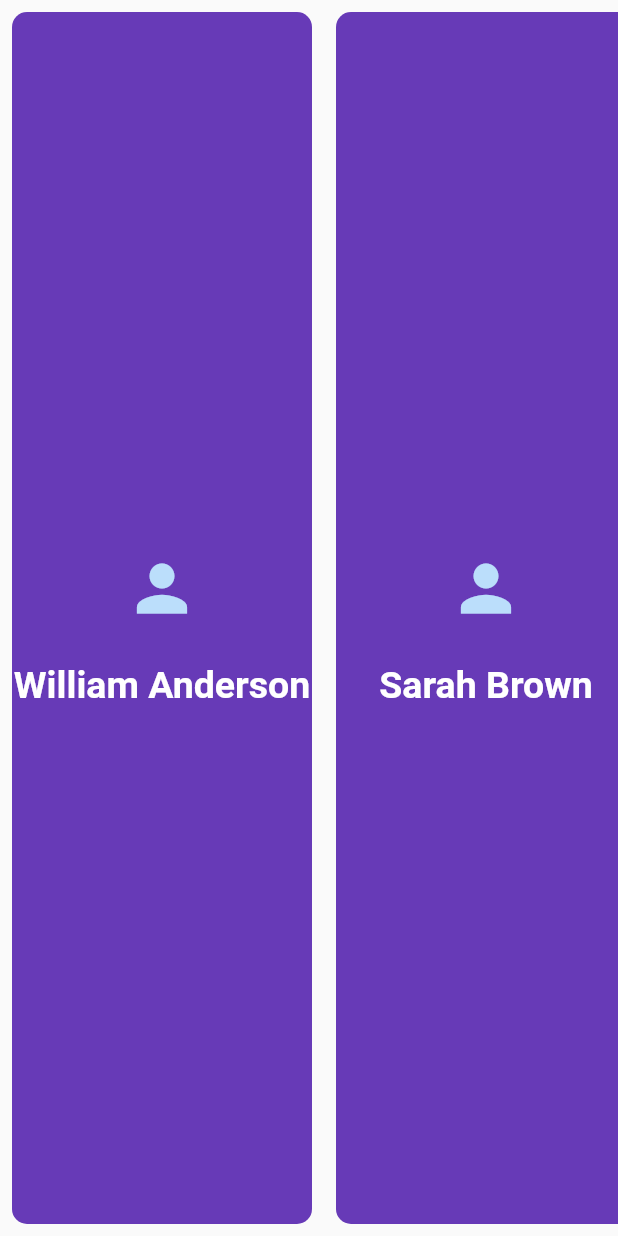
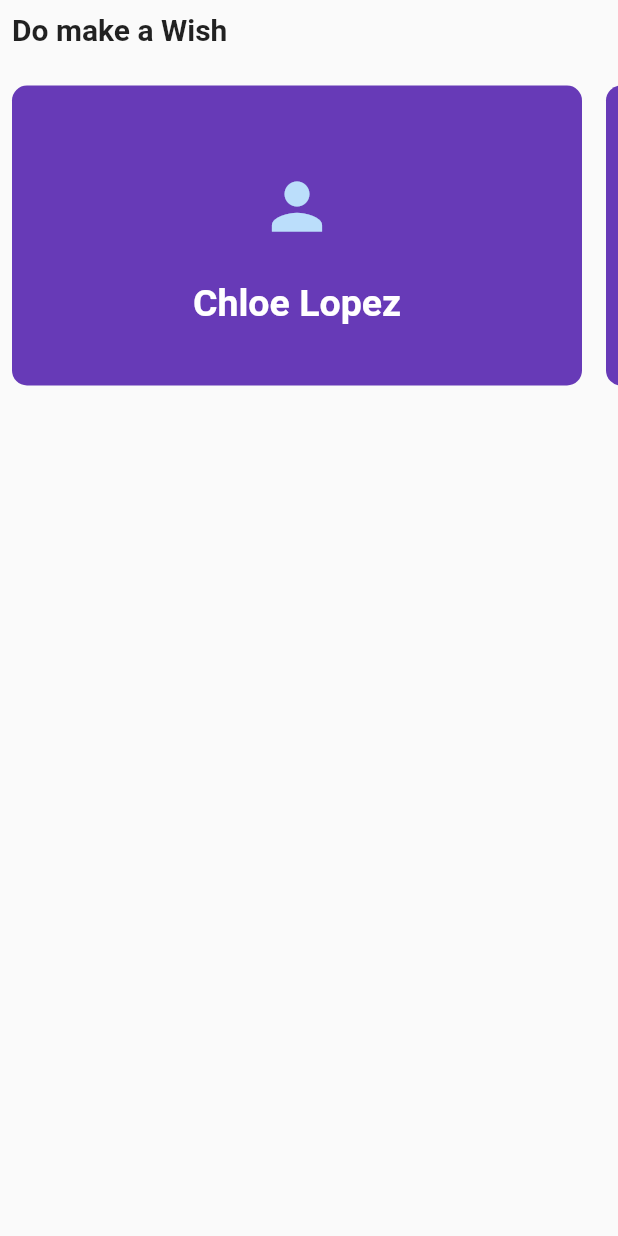
Before and after one commit to lamsalsangam/Flutter, a Flutter app: the screen it shows after launch, on a phone screen of 412 x 824 dp. Run offline on Flutter 3.47's test engine with Material 2 defaults, Android fonts, the phone set to English and light mode, and no system bars; our stand-ins replace firebase_auth, firebase_core, flutter_dotenv, flutter_spinkit, google_fonts; accounts and stored records are empty.

Commit message:
made lot of fixing and headbanging to get to the objective of showing the card properly

```diff
--- a/birthday_app/lib/data/fake-data.dart
+++ /dev/null
@@ -1,17 +0,0 @@
-final fakeData = [
-  {"name": "John Doe", "dateOfBirth": "1990-05-15"},
-  {"name": "Jane Smith", "dateOfBirth": "1985-12-08"},
-  {"name": "David Johnson", "dateOfBirth": "1992-07-25"},
-  {"name": "Emily Davis", "dateOfBirth": "1988-03-10"},
-  {"name": "Michael Wilson", "dateOfBirth": "1995-09-02"},
-  {"name": "Sarah Brown", "dateOfBirth": "1984-11-18"},
-  {"name": "James Lee", "dateOfBirth": "1993-01-31"},
-  {"name": "Laura Taylor", "dateOfBirth": "1991-06-20"},
-  {"name": "Daniel Clark", "dateOfBirth": "1987-04-14"},
-  {"name": "Olivia Martin", "dateOfBirth": "1994-08-09"},
-  {"name": "William Anderson", "dateOfBirth": "1986-10-27"},
-  {"name": "Ava White", "dateOfBirth": "1996-02-04"},
-  {"name": "Robert Hall", "dateOfBirth": "1989-09-14"},
-  {"name": "Sophia Garcia", "dateOfBirth": "1997-12-01"},
-  {"name": "Ethan Perez", "dateOfBirth": "1983-07-07"}
-];
--- /dev/null
+++ b/birthday_app/lib/data/fake_data.dart
@@ -0,0 +1,70 @@
+final fakeData = <Map<String, dynamic>>[
+  {
+    'name': 'John Smith',
+    'dateOfBirth': '1990-01-15',
+  },
+  {
+    'name': 'Alice Johnson',
+    'dateOfBirth': '1992-03-22',
+  },
+  {
+    'name': 'Michael Brown',
+    'dateOfBirth': '1988-05-10',
+  },
+  {
+    'name': 'Emily Davis',
+    'dateOfBirth': '1995-07-29',
+  },
+  // {
+  //   'name': 'John',
+  //   'dateOfBirth': '2023-09-28', // Upcoming birthday in 2 days
+  // },
+  // {
+  //   'name': 'Alice',
+  //   'dateOfBirth': '2023-09-30', // Upcoming birthday in 4 days
+  // },
+  {
+    'name': 'William Wilson',
+    'dateOfBirth': '1986-09-12',
+  },
+  {
+    'name': 'Olivia Lee',
+    'dateOfBirth': '1993-11-08',
+  },
+  {
+    'name': 'James Miller',
+    'dateOfBirth': '1987-04-03',
+  },
+  {
+    'name': 'Sophia Anderson',
+    'dateOfBirth': '1994-06-18',
+  },
+  {
+    'name': 'David Taylor',
+    'dateOfBirth': '1991-08-25',
+  },
+  {
+    'name': 'Emma Martinez',
+    'dateOfBirth': '1989-10-04',
+  },
+  {
+    'name': 'Daniel Garcia',
+    'dateOfBirth': '1996-02-01',
+  },
+  {
+    'name': 'Mia Rodriguez',
+    'dateOfBirth': '1985-12-27',
+  },
+  {
+    'name': 'Benjamin Hernandez',
+    'dateOfBirth': '1997-07-14',
+  },
+  {
+    'name': 'Chloe Lopez',
+    'dateOfBirth': '1984-09-30',
+  },
+  {
+    'name': 'Ethan Perez',
+    'dateOfBirth': '1998-03-08',
+  },
+];
--- a/birthday_app/lib/main.dart
+++ b/birthday_app/lib/main.dart
@@ -1,6 +1,6 @@
 import 'package:flutter/material.dart';
 
-import 'data/fake-data.dart';
+import 'data/fake_data.dart';
 
 int daysUntilNextBirthday(DateTime birthDate) {
   final today = DateTime.now();
@@ -12,8 +12,8 @@ int daysUntilNextBirthday(DateTime birthDate) {
 
 void main() {
   fakeData.sort((a, b) {
-    final aBirthday = DateTime.parse(a["dateOfBirth"]!);
-    final bBirthday = DateTime.parse(b["dateOfBirth"]!);
+    final aBirthday = DateTime.parse(a["dateOfBirth"]);
+    final bBirthday = DateTime.parse(b["dateOfBirth"]);
     return daysUntilNextBirthday(aBirthday)
         .compareTo(daysUntilNextBirthday(bBirthday));
   });
@@ -26,35 +26,78 @@ class MyApp extends StatelessWidget {
 
   @override
   Widget build(BuildContext context) {
+    final today = DateTime.now();
+
+    final upcomingBirthdays = fakeData
+        .where((person) {
+      final birthday = DateTime.parse(person["dateOfBirth"]);
+      final daysUntilBirthday = birthday.isBefore(today)
+          ? birthday.add(const Duration(days: 365)).difference(today).inDays
+          : birthday.difference(today).inDays;
+      return daysUntilBirthday <= 90; // Consider birthdays within 90 days
+    })
+        .toList();
+
+    final closestBirthdays = upcomingBirthdays.isNotEmpty
+        ? upcomingBirthdays.sublist(0, upcomingBirthdays.length >= 3 ? 3 : upcomingBirthdays.length)
+        : [];
+
+    final todayBirthdays = fakeData.where((person) {
+      final birthday = DateTime.parse(person["dateOfBirth"]);
+      return birthday.month == today.month && birthday.day == today.day;
+    }).toList();
+
+    final cards = todayBirthdays.isNotEmpty
+        ? todayBirthdays
+        : closestBirthdays.isNotEmpty ? closestBirthdays : [];
+
     return MaterialApp(
       title: "Your Day",
       home: Scaffold(
         body: SafeArea(
-          child: Center(
-            child: SingleChildScrollView(
-              scrollDirection: Axis.horizontal, // Set horizontal scroll
-              child: Row(
+          child: Column(
+            crossAxisAlignment: CrossAxisAlignment.start,
             children: [
-                  for (int index = 0; index < fakeData.length; index++)
-                    _buildProfileCard(index),
-                ],
+              const Padding(
+                padding: EdgeInsets.all(8.0),
+                child: Text(
+                  "Do make a Wish",
+                  style: TextStyle(
+                    fontSize: 20,
+                    fontWeight: FontWeight.bold,
                   ),
                 ),
+              ),
+              const SizedBox(height: 10),
+              SingleChildScrollView(
+                scrollDirection: Axis.horizontal,
+                child: Row(
+                  children: cards
+                      .map((card) => Padding(
+                    padding: const EdgeInsets.all(8.0), // Add padding between cards
+                    child: _buildProfileCard(card),
+                  ))
+                      .cast<Widget>()
+                      .toList(),
+                ),
+              ),
+            ],
           ),
         ),
       ),
     );
   }
 
-  Widget _buildProfileCard(int index) {
-    return Padding(
-      padding: const EdgeInsets.all(8.0),
-      child: Container(
+  Widget _buildProfileCard<T>(T person) {
+    final name = (person as Map<String, dynamic>)['name']?.toString();
+
+    return Container(
       decoration: BoxDecoration(
         color: Colors.deepPurple,
         borderRadius: BorderRadius.circular(10),
       ),
-        width: 200, // Set a fixed width for each card
+      width: 380,
+      height: 200,
       alignment: Alignment.center,
       child: Column(
         mainAxisAlignment: MainAxisAlignment.center,
@@ -69,7 +112,7 @@ class MyApp extends StatelessWidget {
           ),
           const SizedBox(height: 10),
           Text(
-              fakeData[index]["name"]!,
+            name ?? 'Unknown',
             style: const TextStyle(
               fontSize: 25,
               fontWeight: FontWeight.bold,
@@ -78,7 +121,6 @@ class MyApp extends StatelessWidget {
           ),
         ],
       ),
-      ),
     );
   }
 }
--- a/birthday_app/lib/models/person.dart
+++ b/birthday_app/lib/models/person.dart
@@ -1,10 +1,13 @@
 class Person {
   final String name;
-  final String dateOfBirth;
+  final DateTime dateOfBirth;
 
   Person({required this.name, required this.dateOfBirth});
 
-  DateTime getDateTimeOfBirth() {
-    return DateTime.parse(dateOfBirth);
+  factory Person.fromMap(Map<String, dynamic> map) {
+    return Person(
+      name: map['name'] as String,
+      dateOfBirth: DateTime.parse(map['dateOfBirth'] as String),
+    );
   }
 }
```
Lines whose indentation alone changed are shown as unchanged.
